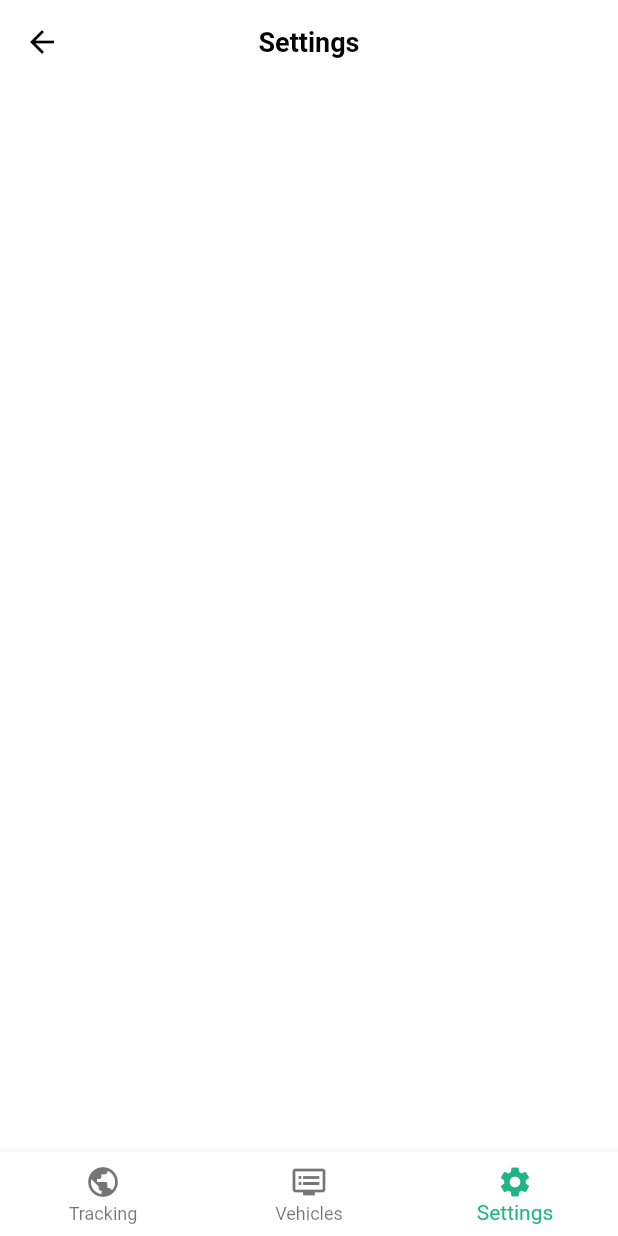
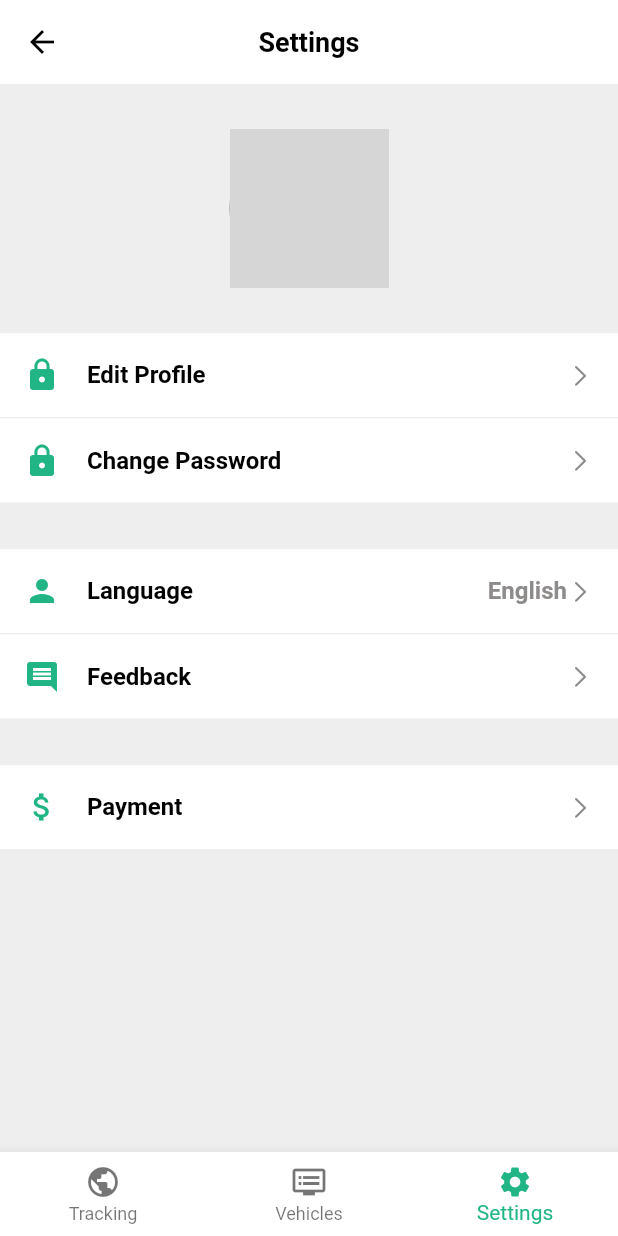
Before and after one commit to Oudormdeveloper/vtrakh, a Flutter app: the MasterPage screen opened by its route, item 3 of the bottom bar chosen, on a phone screen of 412 x 824 dp. Run offline on Flutter 3.47's test engine with Material 2 defaults, Android fonts, the phone set to English and light mode, and no system bars; our stand-ins replace flutter_svg, get, get_storage; accounts and stored records are empty; network calls fail; grey boxes are pictures that could not be loaded.

Commit message:
SettingPage

```diff
--- a/lib/pages/master/master_page.dart
+++ b/lib/pages/master/master_page.dart
@@ -10,12 +10,10 @@ class MasterPage extends StatefulWidget {
 
 class _MasterPageState extends State<MasterPage> {
   int _selectedIndex = 0;
-  static const TextStyle optionStyle =
-      TextStyle(fontSize: 30, fontWeight: FontWeight.bold, color: Colors.black);
   static const List<Widget> _widgetOptions = <Widget>[
     TrackingPage(),
     VehiclesPage(),
-    SettingsPage()
+    SettingsPage(),
   ];
 
   void _onItemTapped(int index) {
--- /dev/null
+++ b/lib/pages/settings/components/item_tile.dart
@@ -0,0 +1,63 @@
+import 'package:flutter/cupertino.dart';
+import 'package:vtrakh/core.dart';
+
+class ItemTile extends StatelessWidget {
+  const ItemTile({
+    Key? key,
+    this.text,
+    this.icon,
+    this.isTrailing = false,
+  }) : super(key: key);
+  final String? text;
+  final IconData? icon;
+  final bool isTrailing;
+  @override
+  Widget build(BuildContext context) {
+    var txtTheme = Get.theme.textTheme;
+    return Column(
+      children: [
+        ListTile(
+          horizontalTitleGap: 2.0,
+          onTap: () {},
+          tileColor: cWhite,
+          leading: Icon(
+            icon,
+            color: cPrimary,
+          ),
+          title: Row(
+            children: [
+              Expanded(
+                child: Text(
+                  text!,
+                  style: txtTheme.subtitle1!.copyWith(
+                    color: Colors.black,
+                    fontWeight: FontWeight.w600,
+                  ),
+                ),
+              ),
+              isTrailing
+                  ? Text(
+                      'English',
+                      style: txtTheme.subtitle1!.copyWith(
+                        color: cSecondary,
+                        fontWeight: FontWeight.w600,
+                      ),
+                    )
+                  : SizedBox(),
+              Icon(
+                CupertinoIcons.right_chevron,
+                size: 18.0,
+                color: cSecondary,
+              ),
+            ],
+          ),
+          // trailing: Icon(
+          //   CupertinoIcons.right_chevron,
+          //   size: 18.0,
+          // ),
+        ),
+        SizedBox(height: 1)
+      ],
+    );
+  }
+}
--- a/lib/pages/settings/export.dart
+++ b/lib/pages/settings/export.dart
@@ -1 +1,3 @@
 export 'settings_page.dart';
+
+export 'components/item_tile.dart';
--- a/lib/pages/settings/settings_page.dart
+++ b/lib/pages/settings/settings_page.dart
@@ -1,13 +1,56 @@
+import 'package:flutter/cupertino.dart';
 import 'package:vtrakh/core.dart';
 
 class SettingsPage extends StatelessWidget {
   const SettingsPage({Key? key}) : super(key: key);
-
   @override
   Widget build(BuildContext context) {
     return Scaffold(
+      backgroundColor: Colors.grey[200],
       appBar: AppBar(
         title: Text('Settings'),
+      ),
+      body: Column(
+        crossAxisAlignment: CrossAxisAlignment.center,
+        children: [
+          Padding(
+            padding: EdgeInsets.symmetric(vertical: 30.0),
+            child: SizedBox(
+              width: double.infinity,
+              child: Center(
+                child: Container(
+                  width: 106.0,
+                  height: 106.0,
+                  decoration: BoxDecoration(
+                    border: Border.all(
+                      width: 1.0,
+                      color: cSecondary,
+                    ),
+                    shape: BoxShape.circle,
+                    color: cPrimary,
+                    image: DecorationImage(
+                      image: NetworkImage(
+                        'https://images.unsplash.com/photo-1494790108377-be9c29b29330?ixid=MnwxMjA3fDB8MHxwaG90by1wYWdlfHx8fGVufDB8fHx8&ixlib=rb-1.2.1&auto=format&fit=crop&w=934&q=80',
+                      ),
+                      fit: BoxFit.cover,
+                    ),
+                  ),
+                ),
+              ),
+            ),
+          ),
+          ItemTile(text: "Edit Profile", icon: Icons.lock),
+          ItemTile(text: "Change Password", icon: Icons.lock),
+          VerticalSpacing(of: 30.0),
+          ItemTile(
+            text: "Language",
+            icon: Icons.person,
+            isTrailing: true,
+          ),
+          ItemTile(text: "Feedback", icon: Icons.comment),
+          VerticalSpacing(of: 30.0),
+          ItemTile(text: "Payment", icon: Icons.attach_money),
+        ],
       ),
     );
   }
```
